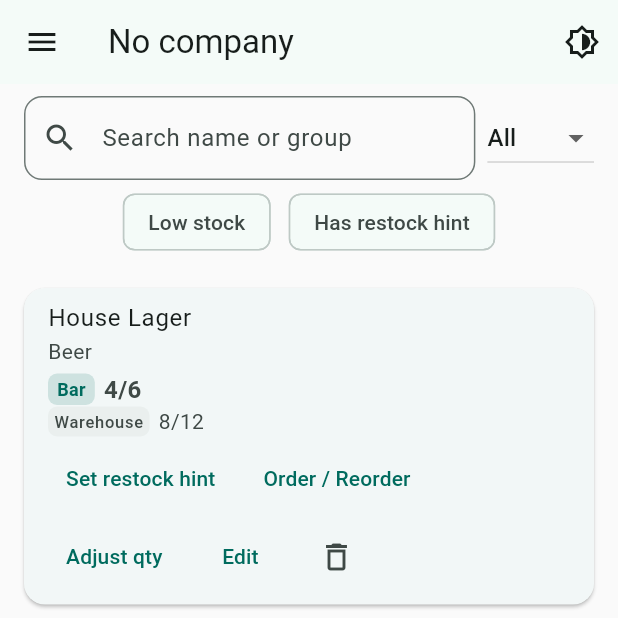
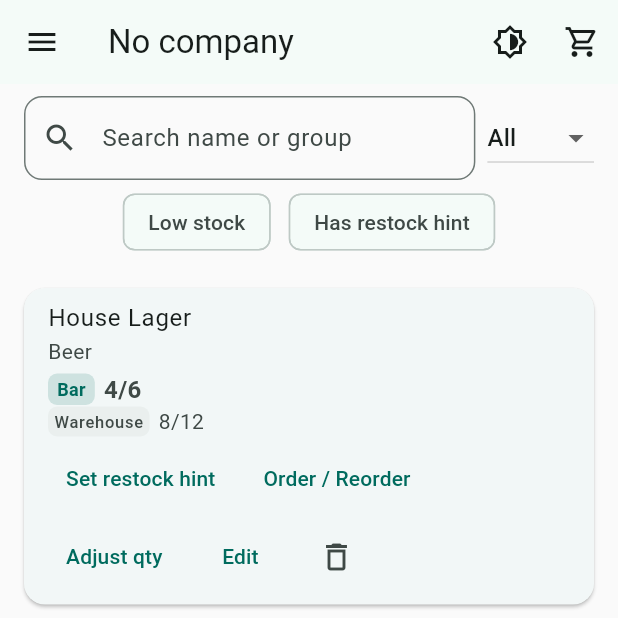
Before and after one commit to JeffJagr/SmartBar_v3, a Flutter app: the HomeScreen screen opened directly, on a phone screen of 412 x 824 dp, the top half of it. Run offline on Flutter 3.47's test engine with Material 3 defaults, Android fonts, the phone set to English and light mode, and no system bars; our stand-ins replace cloud_firestore, firebase_auth, firebase_core, firebase_messaging; missing offline and left inert: firebase_data_connect; accounts and stored records are empty.

Commit message:
feat: show order badges on products and global orders indicator

```diff
--- a/lib/ui/screens/home/home_screen.dart
+++ b/lib/ui/screens/home/home_screen.dart
@@ -8,6 +8,7 @@ import '../../../controllers/app_controller.dart';
 import '../../../models/company.dart';
 import '../../../viewmodels/inventory_view_model.dart';
 import '../../../viewmodels/notes_view_model.dart';
+import '../../../viewmodels/orders_view_model.dart';
 import '../../sections/bar_screen.dart';
 import '../../sections/company_settings_screen.dart';
 import '../../sections/history_section_screen.dart';
@@ -112,6 +113,41 @@ class _HomeScreenState extends State<HomeScreen> {
             ),
             onPressed: app.toggleThemeMode,
             tooltip: 'Toggle theme',
+          ),
+          Consumer<OrdersViewModel?>(
+            builder: (context, vm, _) {
+              final activeCount = vm?.orders
+                      .where((o) =>
+                          o.status == OrderStatus.pending || o.status == OrderStatus.confirmed)
+                      .length ??
+                  0;
+              return Stack(
+                alignment: Alignment.center,
+                children: [
+                  IconButton(
+                    tooltip: 'Orders',
+                    onPressed: () => _selectSection(_HomeSection.orders),
+                    icon: const Icon(Icons.shopping_cart_outlined),
+                  ),
+                  if (activeCount > 0)
+                    Positioned(
+                      right: 10,
+                      top: 10,
+                      child: Container(
+                        padding: const EdgeInsets.symmetric(horizontal: 6, vertical: 2),
+                        decoration: BoxDecoration(
+                          color: Colors.redAccent,
+                          borderRadius: BorderRadius.circular(10),
+                        ),
+                        child: Text(
+                          activeCount.toString(),
+                          style: const TextStyle(color: Colors.white, fontSize: 11),
+                        ),
+                      ),
+                    ),
+                ],
+              );
+            },
           ),
         ],
       ),
--- a/lib/ui/widgets/product_list_item.dart
+++ b/lib/ui/widgets/product_list_item.dart
@@ -109,9 +109,17 @@ class ProductListItem extends StatelessWidget {
                       color: Colors.blue.withValues(alpha: 0.15),
                       borderRadius: BorderRadius.circular(12),
                     ),
-                    child: Text(
-                      'Orders: $activeOrderQty',
-                      style: const TextStyle(color: Colors.blue, fontWeight: FontWeight.w600),
+                    child: Row(
+                      mainAxisSize: MainAxisSize.min,
+                      children: [
+                        const Icon(Icons.shopping_cart_outlined, size: 16, color: Colors.blue),
+                        const SizedBox(width: 4),
+                        Text(
+                          '$activeOrderQty in orders',
+                          style:
+                              const TextStyle(color: Colors.blue, fontWeight: FontWeight.w600),
+                        ),
+                      ],
                     ),
                   ),
                 if (hintValue > 0)
```
